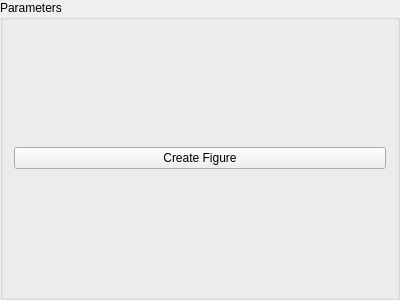
Qt form mtpy/gui/SmartMT/ui_asset/plot_parameters.ui (MTgeophysics/mtpy) before a commit.
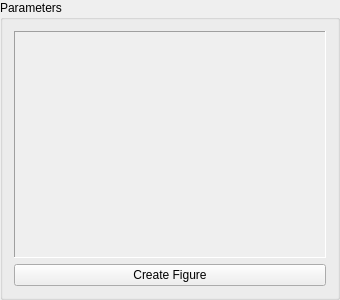
The same form after that commit.

Diff of the .ui file:
```diff
--- a/mtpy/gui/SmartMT/ui_asset/plot_parameters.ui
+++ b/mtpy/gui/SmartMT/ui_asset/plot_parameters.ui
@@ -6,7 +6,7 @@
    <rect>
     <x>0</x>
     <y>0</y>
-    <width>400</width>
+    <width>340</width>
     <height>300</height>
    </rect>
   </property>
@@ -14,6 +14,40 @@
    <string>Parameters</string>
   </property>
   <layout class="QVBoxLayout" name="verticalLayout">
+   <item>
+    <widget class="QScrollArea" name="scrollArea">
+     <property name="frameShape">
+      <enum>QFrame::Panel</enum>
+     </property>
+     <property name="widgetResizable">
+      <bool>true</bool>
+     </property>
+     <widget class="QWidget" name="scrollAreaWidgetContents">
+      <property name="geometry">
+       <rect>
+        <x>0</x>
+        <y>0</y>
+        <width>318</width>
+        <height>236</height>
+       </rect>
+      </property>
+      <layout class="QVBoxLayout" name="verticalLayout_2">
+       <property name="leftMargin">
+        <number>0</number>
+       </property>
+       <property name="topMargin">
+        <number>0</number>
+       </property>
+       <property name="rightMargin">
+        <number>0</number>
+       </property>
+       <property name="bottomMargin">
+        <number>0</number>
+       </property>
+      </layout>
+     </widget>
+    </widget>
+   </item>
    <item>
     <widget class="QPushButton" name="pushButtonPlot">
      <property name="text">
```
